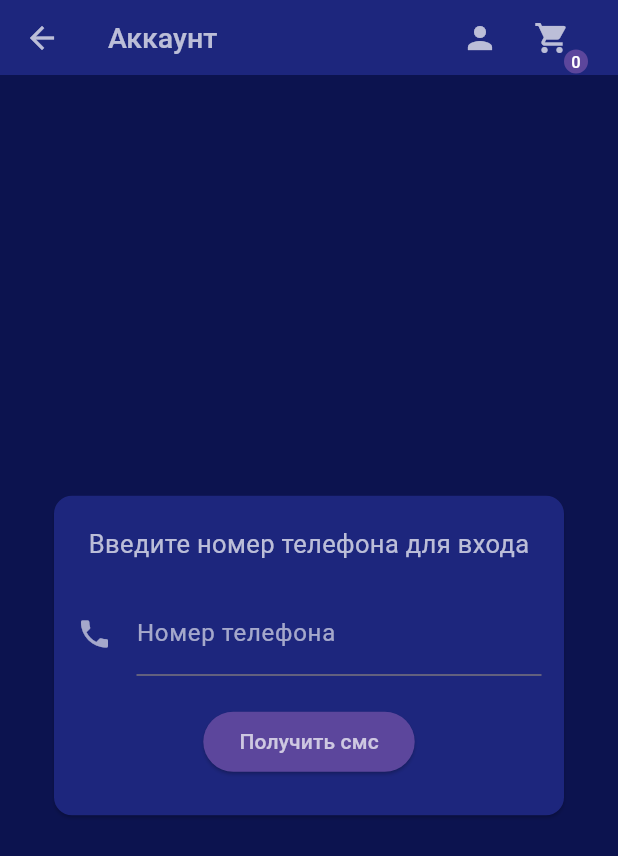
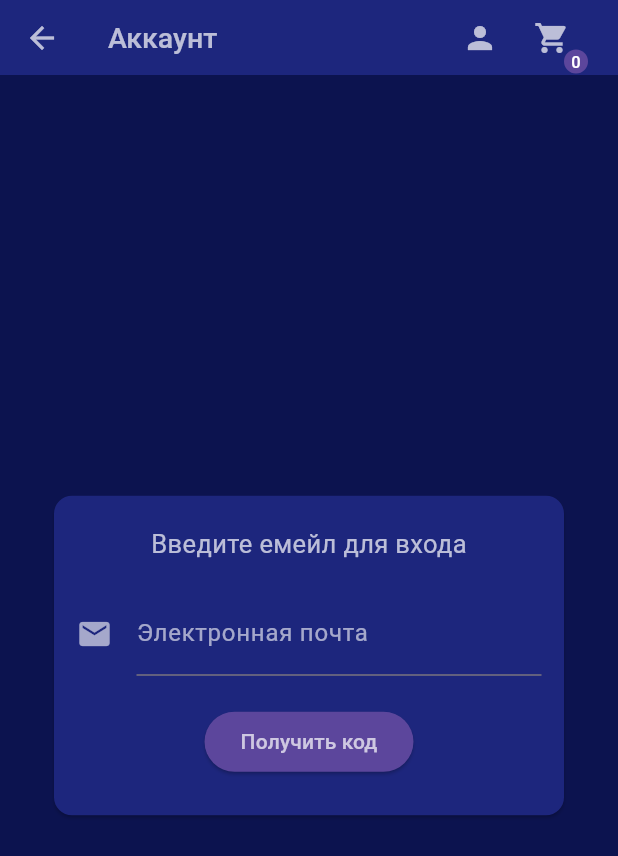
Before and after one commit to vesnanervah/whiteTigerShop, a Flutter app: the screen it shows after launch, after a tap on the "person" icon, on a phone screen of 412 x 824 dp. Shown: the top 856 px of the screen. Run offline on Flutter 3.47's test engine with Material 3 defaults, Android fonts, the phone set to English and light mode, and no system bars; our stand-ins replace hive, hive_flutter; accounts and stored records are empty; network calls fail.

Commit message:
feat: add login-logout

```diff
--- a/white_tiger_shop/lib/profile/model/entities/profile_reg_exps.dart
+++ b/white_tiger_shop/lib/profile/model/entities/profile_reg_exps.dart
@@ -1,4 +1,6 @@
 class ProfileRegularExpressions {
-  RegExp phone = RegExp(r'^\+7[0-9]{10}$');
-  RegExp smsCode = RegExp(r'^[0-9]{4}');
+  static RegExp phone = RegExp(r'^\+7[0-9]{10}$');
+  static RegExp smsCode = RegExp(r'^[0-9]{4}');
+  static RegExp emailCode = RegExp(r'^[0-9]{3}');
+  static RegExp email = RegExp(r'^[\w-\.]+@([\w-]+\.)+[\w-]{2,4}$');
 }
--- a/white_tiger_shop/lib/profile/model/profile_model.dart
+++ b/white_tiger_shop/lib/profile/model/profile_model.dart
@@ -1,13 +1,16 @@
 import 'package:flutter/material.dart';
 import 'package:hive_flutter/adapters.dart';
 import 'package:white_tiger_shop/core/model/base_model.dart';
+import 'package:white_tiger_shop/profile/controller/profile_api.dart';
 
 class ProfileModel extends BaseModel {
   bool? isLogedIn;
   String? token;
-  bool smsSend = false;
+  String? email;
+  bool mailSend = false;
   String? smsCode;
   Box? profileBox;
+  final ProfileApi api = ProfileApi();
 
   @override
   bool? get data => isLogedIn;
@@ -20,18 +23,21 @@ class ProfileModel extends BaseModel {
     if (profileBox != null) return;
     profileBox = await Hive.openBox('profile');
     String? savedToken = profileBox!.get('token');
-    if (savedToken != null) {
-      token = savedToken;
-      // получение токена не имплементировано на сервере
+    String? savedEmail = profileBox!.get('email');
+    if (savedToken != null && savedEmail != null) {
+      isLogedIn = await api.loginByToken(savedEmail, savedToken);
+      if (isLogedIn!) {
+        email = savedEmail;
+        token = savedToken;
+      }
     } else {
       isLogedIn = false;
     }
   }
 
-  Future<void> requestSms() async {
-    // получение смс не имплементировано на сервере, поэтому эмулирую
-    smsSend = true;
-    smsCode = await Future.delayed(Durations.short3, () => '1234');
+  Future<void> requestMail(String enteredEmail) async {
+    mailSend = await api.initAuth(enteredEmail);
+    email = enteredEmail;
     notifyListeners();
   }
 
@@ -41,11 +47,28 @@ class ProfileModel extends BaseModel {
     throw UnimplementedError();
   }
 
-  void sumbitAuth(String code) {
-    if (smsSend && code == smsCode) {
+  Future<bool> sumbitAuth(String code) async {
+    final (loged, recievedToken) = await api.confirmCode(email!, code);
+    if (loged && recievedToken != null) {
+      token = recievedToken;
       isLogedIn = true;
-      smsSend = false;
-      notifyListeners();
-    }
+      mailSend = false;
+      saveCreditsToLocal();
+    } else {}
+    notifyListeners();
+    return loged;
+  }
+
+  void saveCreditsToLocal() async {
+    await profileBox!.put('email', email);
+    await profileBox!.put('token', token);
+  }
+
+  void logout() async {
+    await profileBox!.clear();
+    email = null;
+    token = null;
+    isLogedIn = false;
+    notifyListeners();
   }
 }
--- a/white_tiger_shop/lib/profile/profile_page.dart
+++ b/white_tiger_shop/lib/profile/profile_page.dart
@@ -16,8 +16,8 @@ class ProfilePage extends BasePage {
 
 class _ProfilePageState extends BasePageState<ProfileModel, ProfilePage> {
   final _formKey = GlobalKey<FormState>();
-  final ProfileRegularExpressions regs = ProfileRegularExpressions();
   final TextEditingController smsInputController = TextEditingController();
+  final TextEditingController emailInputController = TextEditingController();
 
   @override
   ProfileModel createModel() => context.read<AppState>().profile;
@@ -28,8 +28,22 @@ class _ProfilePageState extends BasePageState<ProfileModel, ProfilePage> {
   @override
   Widget builderCb(BuildContext context) {
     return model.isLogedIn!
-        ? const Center(
-            child: Text('profile page'),
+        ? Center(
+            child: Column(
+              mainAxisAlignment: MainAxisAlignment.center,
+              children: [
+                Text('Hello, ${model.email}'),
+                const SizedBox(
+                  height: 10,
+                ),
+                ElevatedButton(
+                    onPressed: () {
+                      model.logout();
+                    },
+                    child: const Text('logout',
+                        style: TextStyle(color: Colors.white70)))
+              ],
+            ),
           )
         : Center(
             child: Card(
@@ -42,11 +56,11 @@ class _ProfilePageState extends BasePageState<ProfileModel, ProfilePage> {
                   left: 15,
                 ),
                 constraints: const BoxConstraints(maxWidth: 340),
-                child: model.smsSend
+                child: model.mailSend
                     ? AuthForm(
                         _formKey,
-                        'Введите код из смс',
-                        'Подтвердить смс',
+                        'Введите код из сообщения',
+                        'Подтвердить код',
                         TextFormField(
                           controller: smsInputController,
                           decoration: const InputDecoration(
@@ -59,22 +73,25 @@ class _ProfilePageState extends BasePageState<ProfileModel, ProfilePage> {
                             if (value == null || value.isEmpty) {
                               return 'Обязательное поле';
                             }
-                            if (!regs.smsCode.hasMatch(value)) {
-                              return 'Код в формате 4 цифр';
+                            if (!ProfileRegularExpressions.emailCode
+                                .hasMatch(value)) {
+                              return 'Код в формате 3 цифр';
                             }
                             return null;
                           },
                         ),
                         () {
-                          if (smsInputController.value.text == model.smsCode) {
-                            model.sumbitAuth(smsInputController.value.text);
-                          } else {
+                          model
+                              .sumbitAuth(smsInputController.value.text)
+                              .then((value) {
+                            if (!value) {
                               ScaffoldMessenger.of(context).showSnackBar(
                                 const SnackBar(
                                   content: Text('Не правильный код'),
                                 ),
                               );
                             }
+                          });
                         },
                         () {
                           ScaffoldMessenger.of(context).showSnackBar(
@@ -87,27 +104,29 @@ class _ProfilePageState extends BasePageState<ProfileModel, ProfilePage> {
                       )
                     : AuthForm(
                         _formKey,
-                        'Введите номер телефона для входа',
-                        'Получить смс',
+                        'Введите емейл для входа',
+                        'Получить код',
                         TextFormField(
+                          controller: emailInputController,
                           decoration: const InputDecoration(
-                            labelText: 'Номер телефона',
+                            labelText: 'Электронная почта',
                             labelStyle: TextStyle(color: Colors.white60),
-                            icon: Icon(Icons.phone),
+                            icon: Icon(Icons.email),
                             iconColor: Colors.white60,
                           ),
                           validator: (value) {
                             if (value == null || value.isEmpty) {
                               return 'Обязательное поле';
                             }
-                            if (!regs.phone.hasMatch(value)) {
-                              return 'Начинается с +7 и 12 чисел всего.';
+                            if (!ProfileRegularExpressions.email
+                                .hasMatch(value)) {
+                              return 'В формате example@google.com';
                             }
                             return null;
                           },
                         ),
                         () {
-                          model.requestSms();
+                          model.requestMail(emailInputController.value.text);
                         },
                         () {
                           ScaffoldMessenger.of(context).showSnackBar(
```
Also changed, not shown: white_tiger_shop/lib/profile/controller/profile_api.dart (+4 -4 lines). Lines whose indentation alone changed are shown as unchanged.
